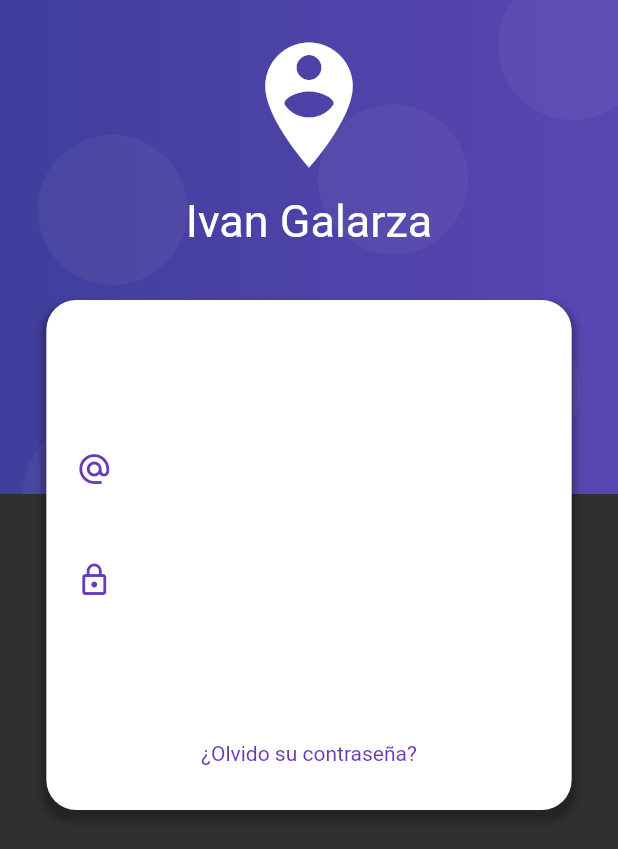
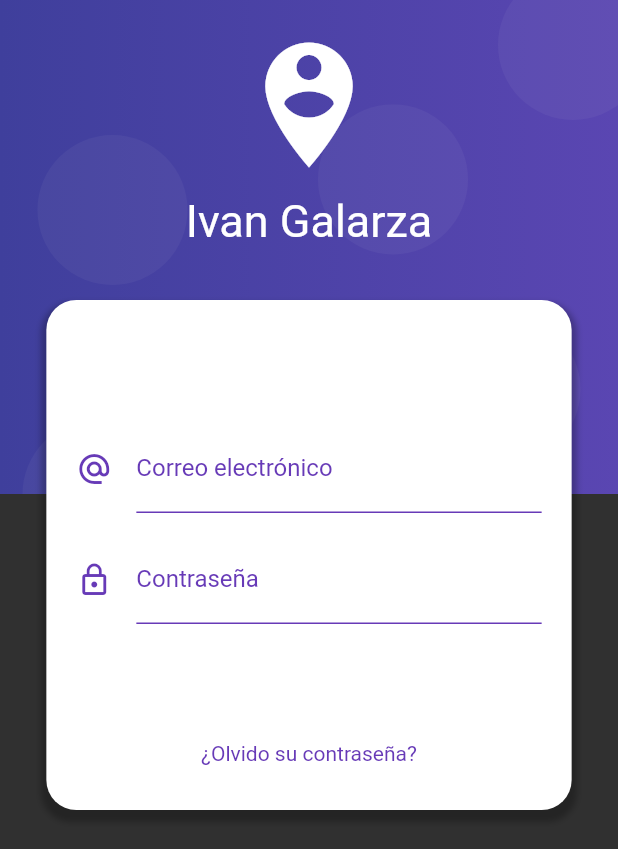
Before and after one commit to IdGalarzaSa/flutter-bloc-pattern, a Flutter app: the LoginPage screen opened by its route, on a phone screen of 412 x 824 dp. Shown: the top 849 px of the screen. Run offline on Flutter 3.47's test engine with Material 2 defaults, Android fonts, the phone set to English and light mode, and no system bars; our stand-ins replace image_picker, rxdart; missing offline and left inert: mime_type.

Commit message:
fix login design

```diff
--- a/lib/main.dart
+++ b/lib/main.dart
@@ -13,7 +13,7 @@ class MyApp extends StatelessWidget {
     return ProviderBloc(
       child: MaterialApp(
         title: 'Material App',
-        initialRoute: HomePage.routeName,
+        initialRoute: LoginPage.routeName,
         routes: {
           LoginPage.routeName: (BuildContext context) => LoginPage(),
           HomePage.routeName: (BuildContext context) => HomePage(),
--- a/lib/src/pages/login_page.dart
+++ b/lib/src/pages/login_page.dart
@@ -132,12 +132,20 @@ class LoginPage extends StatelessWidget {
           child: TextField(
             autocorrect: false,
             keyboardType: TextInputType.emailAddress,
+            style: TextStyle(color: Colors.blueGrey),
             decoration: InputDecoration(
               icon: Icon(Icons.alternate_email, color: Colors.deepPurple),
               hintText: 'ejemplo@gmail.com',
               labelText: 'Correo electrónico',
               errorMaxLines: 3,
               errorText: snapshot.error,
+              labelStyle: TextStyle(color: Colors.deepPurple),
+              enabledBorder: UnderlineInputBorder(
+                borderSide: BorderSide(color: Colors.deepPurple),
+              ),
+              focusedBorder: UnderlineInputBorder(
+                borderSide: BorderSide(color: Colors.deepPurple),
+              ),
             ),
             onChanged: loginBloc.changeEmail,
           ),
@@ -156,11 +164,19 @@ class LoginPage extends StatelessWidget {
             obscureText: true,
             autocorrect: false,
             keyboardType: TextInputType.emailAddress,
+            style: TextStyle(color: Colors.blueGrey),
             decoration: InputDecoration(
               icon: Icon(Icons.lock_outline, color: Colors.deepPurple),
               labelText: 'Contraseña',
               errorText: snapshot.error,
               errorMaxLines: 3,
+              labelStyle: TextStyle(color: Colors.deepPurple),
+              enabledBorder: UnderlineInputBorder(
+                borderSide: BorderSide(color: Colors.deepPurple),
+              ),
+              focusedBorder: UnderlineInputBorder(
+                borderSide: BorderSide(color: Colors.deepPurple),
+              ),
             ),
             onChanged: loginBloc.changePassword,
           ),
```
